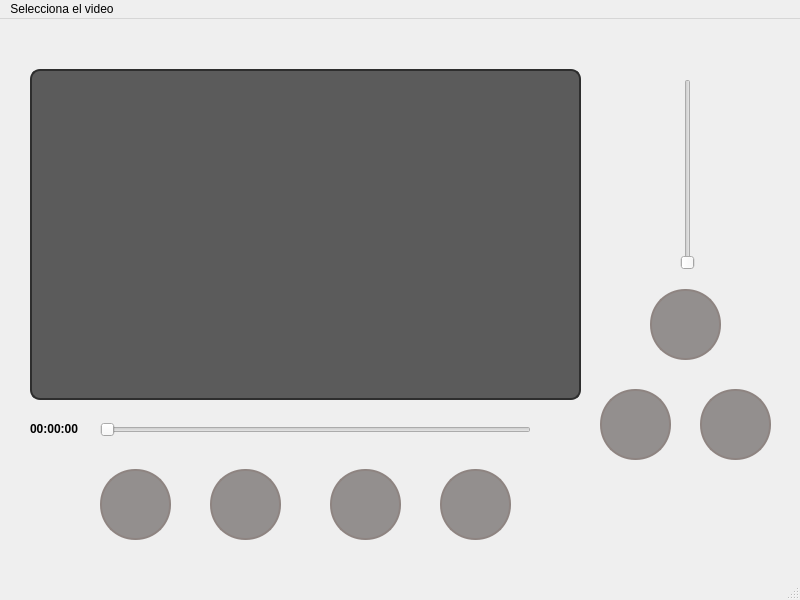
CGalvisOssa/QtVideoMediaPlayer, file QtVideoMediaPlayer-master/mainwindow.ui: the form before one commit.
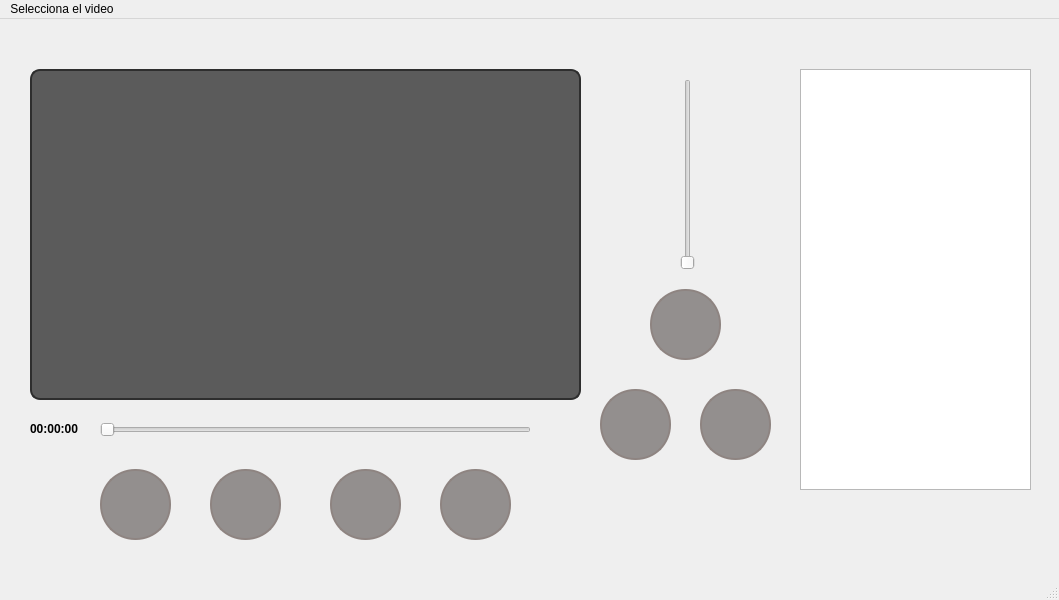
The form after the commit.

Commit message: añadi el mosaico de la libreria para las canciones

```diff
--- a/QtVideoMediaPlayer-master/mainwindow.ui
+++ b/QtVideoMediaPlayer-master/mainwindow.ui
@@ -6,7 +6,7 @@
    <rect>
     <x>0</x>
     <y>0</y>
-    <width>800</width>
+    <width>1059</width>
     <height>600</height>
    </rect>
   </property>
@@ -270,13 +270,23 @@
      <string/>
     </property>
    </widget>
+   <widget class="QTreeView" name="Listadereproduccio">
+    <property name="geometry">
+     <rect>
+      <x>800</x>
+      <y>50</y>
+      <width>231</width>
+      <height>421</height>
+     </rect>
+    </property>
+   </widget>
   </widget>
   <widget class="QMenuBar" name="menubar">
    <property name="geometry">
     <rect>
      <x>0</x>
      <y>0</y>
-     <width>800</width>
+     <width>1059</width>
      <height>25</height>
     </rect>
    </property>
```
The commit also changes 2 other files.
